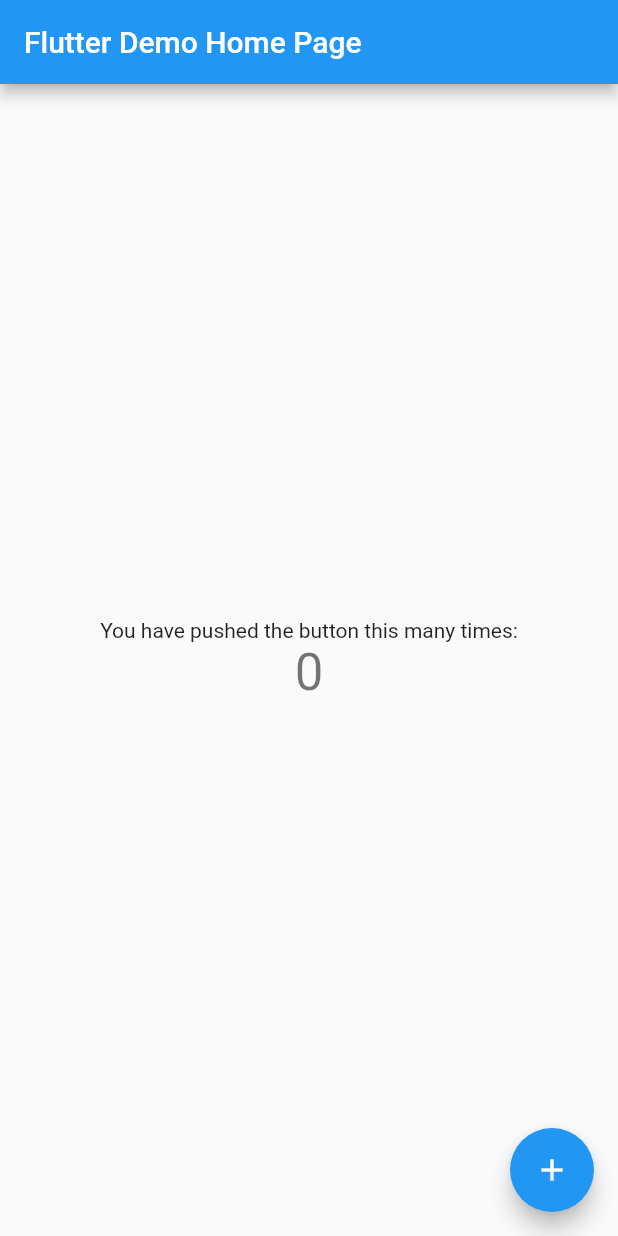
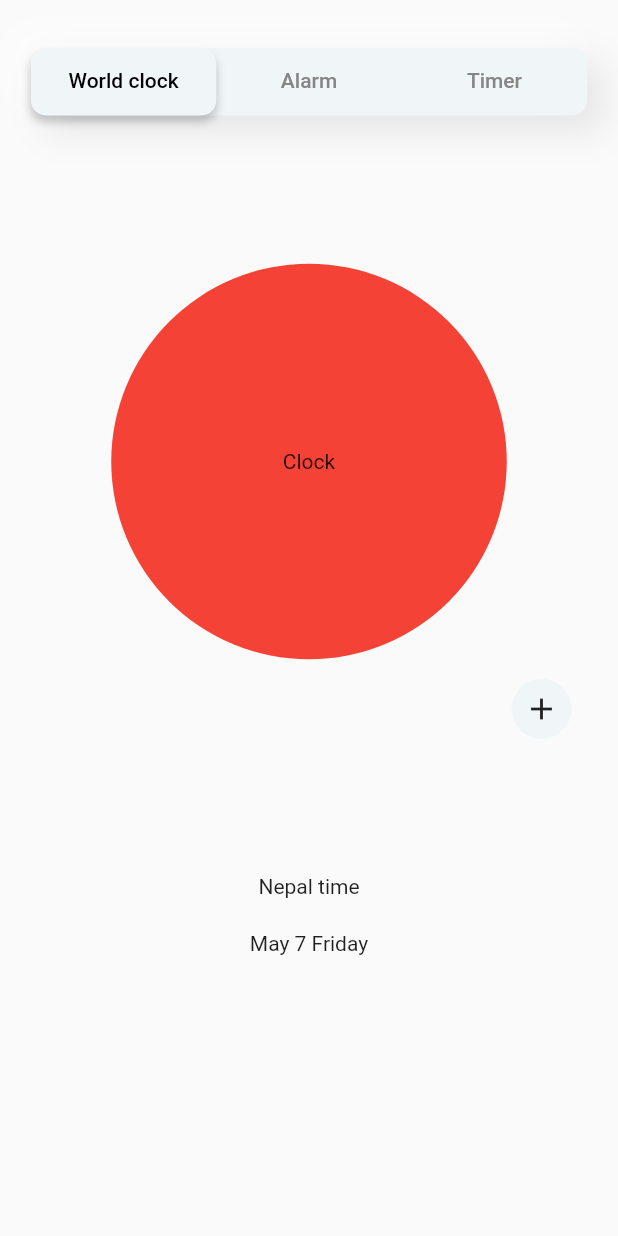
Before and after one commit to crefter/alarm_clock, a Flutter app: the screen it shows after launch, on a phone screen of 412 x 824 dp. Run offline on Flutter 3.47's test engine with Material 2 defaults, Android fonts, the phone set to English and light mode, and no system bars.

Commit message:
Created screens. Develop home screen

```diff
--- a/lib/src/app/main.dart
+++ b/lib/src/app/main.dart
@@ -1,3 +1,4 @@
+import 'package:alarm_clock/src/app/screens/home_screen.dart';
 import 'package:flutter/material.dart';
 
 void main() {
@@ -7,109 +8,14 @@
 class MyApp extends StatelessWidget {
   const MyApp({super.key});
 
-  // This widget is the root of your application.
   @override
   Widget build(BuildContext context) {
     return MaterialApp(
       title: 'Flutter Demo',
       theme: ThemeData(
-        // This is the theme of your application.
-        //
-        // Try running your application with "flutter run". You'll see the
-        // application has a blue toolbar. Then, without quitting the app, try
-        // changing the primarySwatch below to Colors.green and then invoke
-        // "hot reload" (press "r" in the console where you ran "flutter run",
-        // or simply save your changes to "hot reload" in a Flutter IDE).
-        // Notice that the counter didn't reset back to zero; the application
-        // is not restarted.
         primarySwatch: Colors.blue,
       ),
-      home: const MyHomePage(title: 'Flutter Demo Home Page'),
+      home: const SafeArea(child: HomeScreen()),
     );
   }
 }
-
-class MyHomePage extends StatefulWidget {
-  const MyHomePage({super.key, required this.title});
-
-  // This widget is the home page of your application. It is stateful, meaning
-  // that it has a State object (defined below) that contains fields that affect
-  // how it looks.
-
-  // This class is the configuration for the state. It holds the values (in this
-  // case the title) provided by the parent (in this case the App widget) and
-  // used by the build method of the State. Fields in a Widget subclass are
-  // always marked "final".
-
-  final String title;
-
-  @override
-  State<MyHomePage> createState() => _MyHomePageState();
-}
-
-class _MyHomePageState extends State<MyHomePage> {
-  int _counter = 0;
-
-  void _incrementCounter() {
-    setState(() {
-      // This call to setState tells the Flutter framework that something has
-      // changed in this State, which causes it to rerun the build method below
-      // so that the display can reflect the updated values. If we changed
-      // _counter without calling setState(), then the build method would not be
-      // called again, and so nothing would appear to happen.
-      _counter++;
-    });
-  }
-
-  @override
-  Widget build(BuildContext context) {
-    // This method is rerun every time setState is called, for instance as done
-    // by the _incrementCounter method above.
-    //
-    // The Flutter framework has been optimized to make rerunning build methods
-    // fast, so that you can just rebuild anything that needs updating rather
-    // than having to individually change instances of widgets.
-    return Scaffold(
-      appBar: AppBar(
-        // Here we take the value from the MyHomePage object that was created by
-        // the App.build method, and use it to set our appbar title.
-        title: Text(widget.title),
-      ),
-      body: Center(
-        // Center is a layout widget. It takes a single child and positions it
-        // in the middle of the parent.
-        child: Column(
-          // Column is also a layout widget. It takes a list of children and
-          // arranges them vertically. By default, it sizes itself to fit its
-          // children horizontally, and tries to be as tall as its parent.
-          //
-          // Invoke "debug painting" (press "p" in the console, choose the
-          // "Toggle Debug Paint" action from the Flutter Inspector in Android
-          // Studio, or the "Toggle Debug Paint" command in Visual Studio Code)
-          // to see the wireframe for each widget.
-          //
-          // Column has various properties to control how it sizes itself and
-          // how it positions its children. Here we use mainAxisAlignment to
-          // center the children vertically; the main axis here is the vertical
-          // axis because Columns are vertical (the cross axis would be
-          // horizontal).
-          mainAxisAlignment: MainAxisAlignment.center,
-          children: <Widget>[
-            const Text(
-              'You have pushed the button this many times:',
-            ),
-            Text(
-              '$_counter',
-              style: Theme.of(context).textTheme.headline4,
-            ),
-          ],
-        ),
-      ),
-      floatingActionButton: FloatingActionButton(
-        onPressed: _incrementCounter,
-        tooltip: 'Increment',
-        child: const Icon(Icons.add),
-      ), // This trailing comma makes auto-formatting nicer for build methods.
-    );
-  }
-}
--- /dev/null
+++ b/lib/src/app/screens/alarm_screen.dart
@@ -0,0 +1,12 @@
+import 'package:flutter/material.dart';
+
+class AlarmScreen extends StatelessWidget {
+  const AlarmScreen({Key? key}) : super(key: key);
+
+  @override
+  Widget build(BuildContext context) {
+    return const Placeholder(
+      color: Colors.yellow,
+    );
+  }
+}
--- /dev/null
+++ b/lib/src/app/screens/clock_screen.dart
@@ -0,0 +1,63 @@
+import 'package:flutter/material.dart';
+
+class ClockScreen extends StatefulWidget {
+  const ClockScreen({Key? key}) : super(key: key);
+
+  @override
+  State<ClockScreen> createState() => _ClockScreenState();
+}
+
+class _ClockScreenState extends State<ClockScreen>
+    with AutomaticKeepAliveClientMixin {
+  @override
+  Widget build(BuildContext context) {
+    super.build(context);
+    final size = MediaQuery.of(context).size;
+    return Padding(
+      padding: EdgeInsets.only(
+        top: size.height * 0.12,
+        left: 31,
+        right: 31,
+      ),
+      child: Column(
+        children: [
+          SizedBox(
+            width: size.width * 0.64,
+            height: size.width * 0.64,
+            child: DecoratedBox(
+                decoration: BoxDecoration(
+                  color: Colors.red,
+                  borderRadius: BorderRadius.circular(500),
+                ),
+                child: const Center(child: Text('Clock'))),
+          ),
+          const SizedBox(height: 13),
+          Align(
+            alignment: Alignment.centerRight,
+            child: Ink(
+              width: 40,
+              height: 40,
+              decoration: const ShapeDecoration(
+                shape: CircleBorder(),
+                color: Color.fromARGB(255, 240, 245, 248),
+              ),
+              child: IconButton(
+                splashRadius: 20,
+                padding: EdgeInsets.zero,
+                onPressed: () {},
+                icon: const Icon(Icons.add),
+              ),
+            ),
+          ),
+          SizedBox(height: size.height * 0.11),
+          const Text('Nepal time'),
+          const SizedBox(height: 22),
+          const Text('May 7 Friday'),
+        ],
+      ),
+    );
+  }
+
+  @override
+  bool get wantKeepAlive => true;
+}
--- /dev/null
+++ b/lib/src/app/screens/home_screen.dart
@@ -0,0 +1,99 @@
+import 'package:alarm_clock/src/app/screens/alarm_screen.dart';
+import 'package:alarm_clock/src/app/screens/clock_screen.dart';
+import 'package:alarm_clock/src/app/screens/timer_screen.dart';
+import 'package:flutter/material.dart';
+
+class HomeScreen extends StatefulWidget {
+  const HomeScreen({Key? key}) : super(key: key);
+
+  @override
+  State<HomeScreen> createState() => _HomeScreenState();
+}
+
+class _HomeScreenState extends State<HomeScreen> {
+  @override
+  void initState() {
+    super.initState();
+  }
+
+  @override
+  Widget build(BuildContext context) {
+    final size = MediaQuery.of(context).size;
+    return DefaultTabController(
+      length: 3,
+      child: Scaffold(
+        body: Padding(
+          padding: const EdgeInsets.only(top: 32),
+          child: Column(
+            children: [
+              DecoratedBox(
+                decoration: const BoxDecoration(
+                  boxShadow: [
+                    BoxShadow(
+                      color: Color.fromRGBO(255, 255, 255, 0.67),
+                      offset: Offset(-10, -10),
+                      blurRadius: 20,
+                    ),
+                    BoxShadow(
+                      color: Color.fromRGBO(164, 164, 164, 0.25),
+                      offset: Offset(10, 10),
+                      blurRadius: 20,
+                    ),
+                  ],
+                ),
+                child: Container(
+                  width: 0.9 * size.width,
+                  height: 45,
+                  decoration: BoxDecoration(
+                      color: const Color.fromARGB(255, 240, 245, 248),
+                      borderRadius: BorderRadius.circular(10.0)),
+                  child: TabBar(
+                    //TODO: inherited from Decoration and create CustomPainter for custom indicator
+                    indicator: BoxDecoration(
+                      boxShadow: const [
+                        BoxShadow(
+                            color: Color.fromRGBO(0, 0, 0, 0.2),
+                            offset: Offset(0, 4),
+                            blurRadius: 4,
+                        blurStyle: BlurStyle.normal),
+                      ],
+                      color: const Color.fromARGB(255, 240, 245, 248),
+                      borderRadius: BorderRadius.circular(10),
+                    ),
+                    labelColor: Colors.black,
+                    unselectedLabelColor: const Color.fromARGB(
+                      255,
+                      133,
+                      133,
+                      133,
+                    ),
+                    tabs: const [
+                      Tab(
+                        text: 'World clock',
+                      ),
+                      Tab(
+                        text: 'Alarm',
+                      ),
+                      Tab(
+                        text: 'Timer',
+                      ),
+                    ],
+                  ),
+                ),
+              ),
+              const Expanded(
+                child: TabBarView(
+                  children: [
+                    ClockScreen(),
+                    AlarmScreen(),
+                    TimerScreen(),
+                  ],
+                ),
+              )
+            ],
+          ),
+        ),
+      ),
+    );
+  }
+}
--- /dev/null
+++ b/lib/src/app/screens/timer_screen.dart
@@ -0,0 +1,13 @@
+import 'package:flutter/material.dart';
+import 'package:flutter/widgets.dart';
+
+class TimerScreen extends StatelessWidget {
+  const TimerScreen({Key? key}) : super(key: key);
+
+  @override
+  Widget build(BuildContext context) {
+    return const Placeholder(
+      color: Colors.red,
+    );
+  }
+}
```
